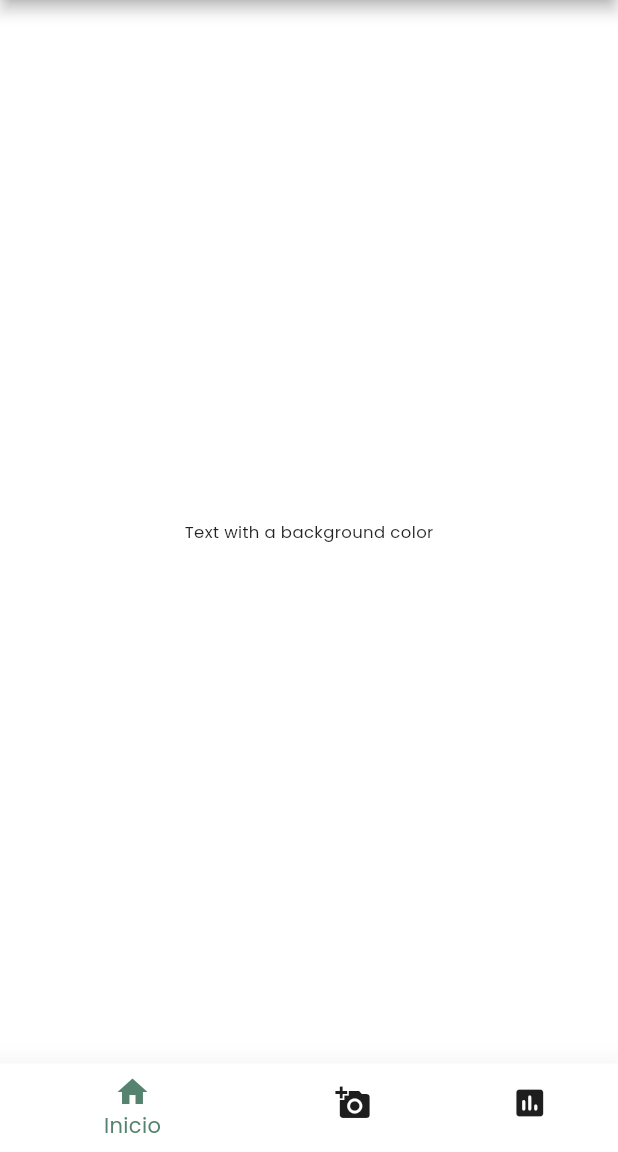
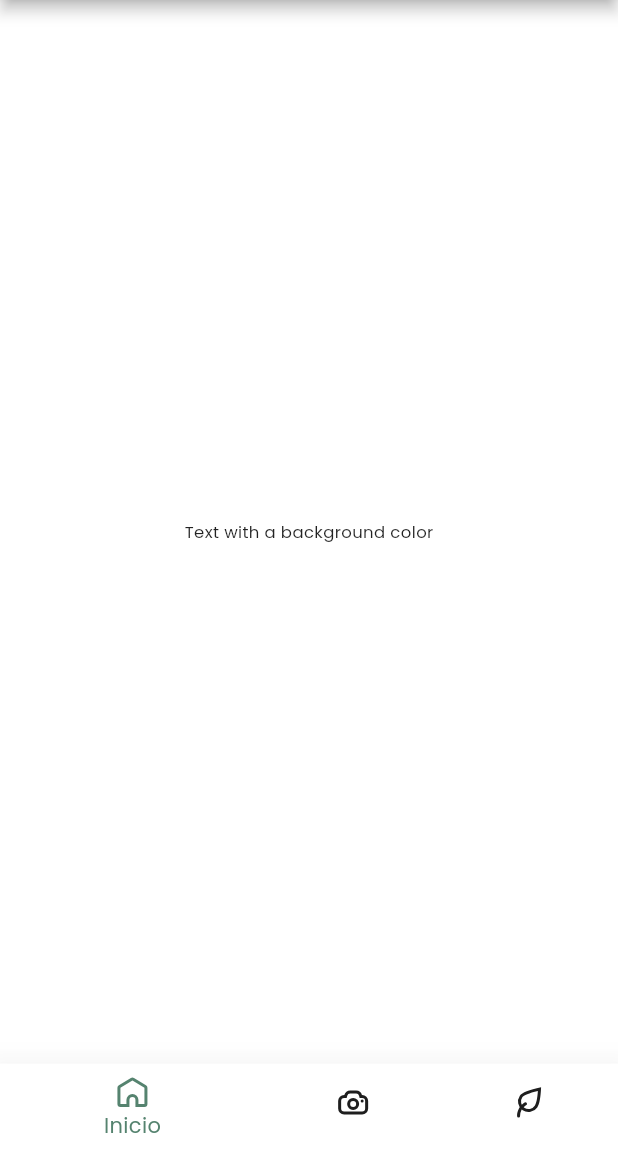
Before and after one commit to Cassave/CassaveAPP, a Flutter app: the screen it shows after launch, on a phone screen of 412 x 824 dp, the part 84-1236 px from its top. Run offline on Flutter 3.47's test engine with Material 2 defaults, Android fonts, the phone set to English and light mode, and no system bars; our stand-ins replace flutter_svg, google_fonts, image_picker.

Commit message:
Agregado Icons personalizados en el BottomNavigationBar

```diff
--- a/lib/screen/home_screen.dart
+++ b/lib/screen/home_screen.dart
@@ -1,6 +1,7 @@
 import 'package:cassava_app/screen/photo_screen.dart';
 import 'package:cassava_app/screen/report_screen.dart';
 import 'package:flutter/material.dart';
+import "package:flutter_svg/svg.dart";
 
 class HomeScreen extends StatefulWidget {
   const HomeScreen({Key? key}) : super(key: key);
@@ -16,8 +17,44 @@ class _HomeScreenState extends State<HomeScreen> {
     const Photo(),
     const Report(),
   ];
+
   @override
   Widget build(BuildContext context) {
+    final Widget homeUnselectedIcon = SvgPicture.asset(
+        "assets/icons/home_outline_icon.svg",
+        width: 24,
+        height: 24,
+        color: Theme.of(context).colorScheme.secondary);
+    final Widget homeSelectedIcon = SvgPicture.asset(
+      "assets/icons/home_outline_icon.svg",
+      width: 24,
+      height: 24,
+      color: Theme.of(context).colorScheme.primary,
+    );
+    final Widget leafUnselectedIcon = SvgPicture.asset(
+      "assets/icons/leaf_outline_icon.svg",
+      width: 24,
+      height: 24,
+      color: Theme.of(context).colorScheme.secondary,
+    );
+    final Widget leafSelectedIcon = SvgPicture.asset(
+      "assets/icons/leaf_outline_icon.svg",
+      width: 24,
+      height: 24,
+      color: Theme.of(context).colorScheme.primary,
+    );
+    final Widget cameraUnSelectedIcon = SvgPicture.asset(
+      "assets/icons/camera_outline_icon.svg",
+      width: 24,
+      height: 24,
+      color: Theme.of(context).colorScheme.secondary,
+    );
+    final Widget cameraSelectedIcon = SvgPicture.asset(
+      "assets/icons/camera_outline_icon.svg",
+      width: 24,
+      height: 24,
+      color: Theme.of(context).colorScheme.primary,
+    );
     return Scaffold(
       appBar: AppBar(
         title: const Text('Cassava App'),
@@ -31,21 +68,23 @@ class _HomeScreenState extends State<HomeScreen> {
         onTap: onTabTappend,
         selectedItemColor: Theme.of(context).colorScheme.primary,
         unselectedItemColor: Theme.of(context).colorScheme.secondary,
-        items: const <BottomNavigationBarItem>[
+        items: <BottomNavigationBarItem>[
           BottomNavigationBarItem(
-            // activeIcon: Icon()
-            icon: Icon(Icons.home),
+            activeIcon: homeSelectedIcon,
+            icon: homeUnselectedIcon,
             label: "Inicio",
             backgroundColor: Colors.white,
           ),
           BottomNavigationBarItem(
-            icon: Icon(Icons.add_a_photo),
-            label: "Capture",
+            activeIcon: cameraSelectedIcon,
+            icon: cameraUnSelectedIcon,
+            label: "Diagnósticos",
             backgroundColor: Colors.white,
           ),
           BottomNavigationBarItem(
-            icon: Icon(Icons.assessment_rounded),
-            label: "Report",
+            activeIcon: leafSelectedIcon,
+            icon: leafUnselectedIcon,
+            label: "Diagnosticar",
             backgroundColor: Colors.white,
           ),
         ],
--- a/pubspec.yaml
+++ b/pubspec.yaml
@@ -60,7 +60,7 @@ flutter:
 
     # To add assets to your application, add an assets section, like this:
     assets:
-        - assets/icons/home_outline_icon.svg
+        - assets/icons/
 
     # An image asset can refer to one or more resolution-specific "variants", see
     # https://flutter.dev/assets-and-images/#resolution-aware.
```
Also changed, not shown: assets/icons/camera_outline_icon.svg (added), assets/icons/leaf_outline_icon.svg (added).
